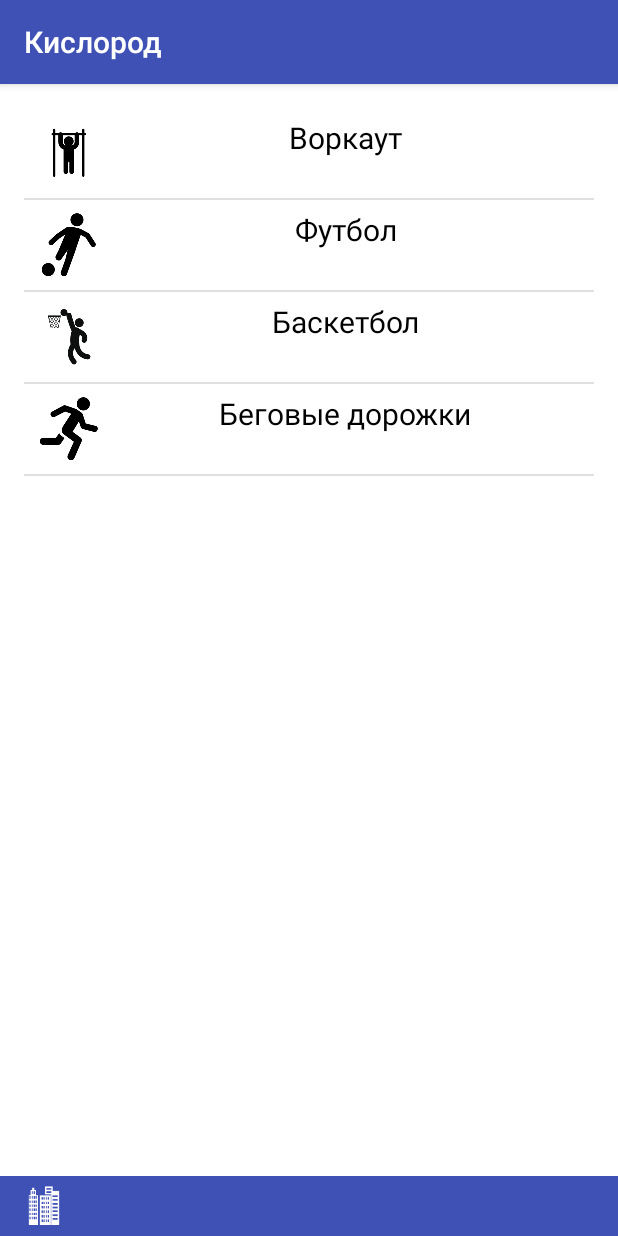
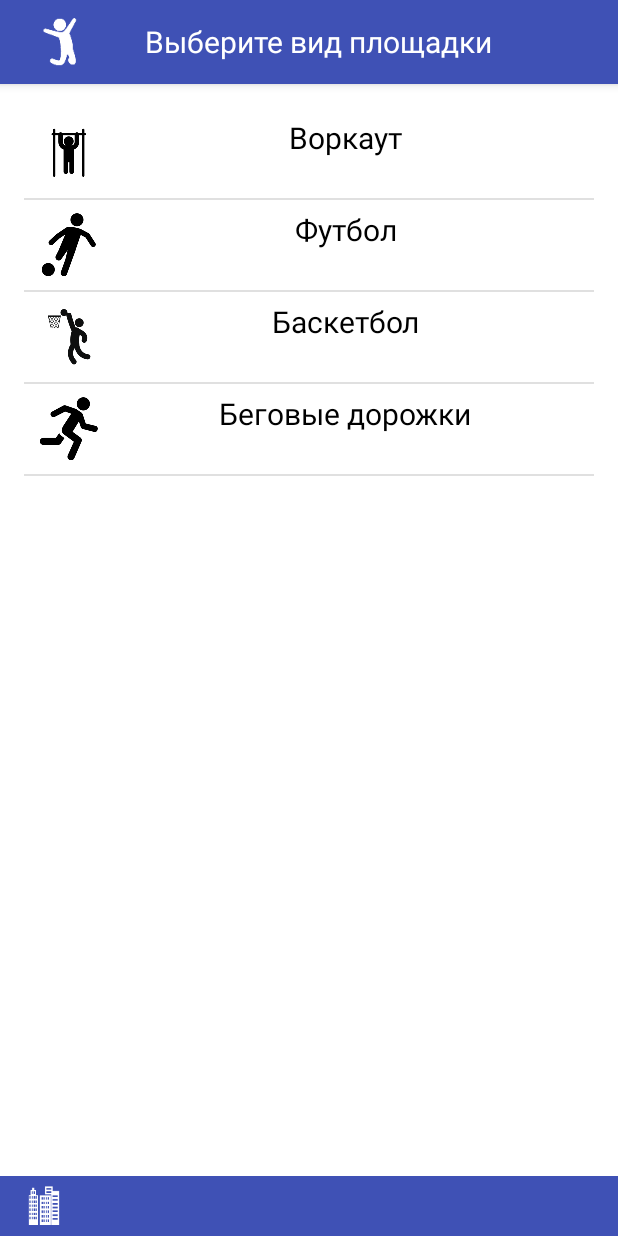
Before and after one commit to ayrat-playground/oxygen, an Android app: the SportActivity screen opened directly, with no data from a screen before it, on a phone screen of 412 x 824 dp. Run offline under Robolectric (Android 15) with nearby library versions, the phone set to English and light mode, and no system bars.

Commit message:
Добавлен ActionBar с изображением и текстом для видов спорта

```diff
--- a/app/src/main/java/com/badykov/ayrat/swkazan/SportActivity.java
+++ b/app/src/main/java/com/badykov/ayrat/swkazan/SportActivity.java
@@ -1,10 +1,14 @@
 package com.badykov.ayrat.swkazan;
 
 import android.content.Intent;
+import android.support.v7.app.ActionBar;
 import android.support.v7.app.ActionBarActivity;
 import android.os.Bundle;
+import android.view.LayoutInflater;
 import android.view.View;
+import android.view.ViewGroup;
 import android.widget.AdapterView;
+import android.widget.ImageView;
 import android.widget.ListView;
 import android.widget.TextView;
 
@@ -24,6 +28,38 @@ public class SportActivity extends ActionBarActivity {
         setDistrictName();
         populateListviewWithDistricts();
         setOnListViewItemClickAction();
+        customizeActionBar();
+
+    }
+
+    private void customizeActionBar(){
+        LayoutInflater mInflater = LayoutInflater.from(this);
+        View actionbarView = mInflater.inflate(R.layout.action_bar, null);
+        ActionBar actionBar = getSupportActionBar();
+
+        actionBar.setDisplayShowCustomEnabled(true);
+        actionBar.setDisplayOptions(
+                ActionBar.DISPLAY_SHOW_CUSTOM, ActionBar.DISPLAY_SHOW_CUSTOM |
+                        ActionBar.DISPLAY_SHOW_HOME |
+                        ActionBar.DISPLAY_SHOW_TITLE);
+
+
+
+
+        TextView actionbarTextView=(TextView)actionbarView.findViewById(R.id.text);
+        ImageView actionbarImageView=(ImageView)actionbarView.findViewById(R.id.image);
+        actionbarTextView.setText(R.string.sport_select);
+
+        actionbarImageView.setImageResource(R.drawable.sport);
+        actionBar.setCustomView(actionbarView,
+                new ActionBar.LayoutParams(
+                        ViewGroup.LayoutParams.MATCH_PARENT,
+                        ViewGroup.LayoutParams.MATCH_PARENT
+                )
+        );
+
+
+
     }
 
     private void populateListviewWithDistricts(){
--- a/app/src/main/res/layout/action_bar.xml
+++ b/app/src/main/res/layout/action_bar.xml
@@ -1,9 +1,10 @@
 <?xml version="1.0" encoding="utf-8"?>
-    <RelativeLayout xmlns:android="http://schemas.android.com/apk/res/android"
+ <LinearLayout xmlns:android="http://schemas.android.com/apk/res/android"
     android:layout_width="match_parent"
     android:layout_height="match_parent"
     android:layout_gravity="fill_horizontal"
-    android:gravity="center_vertical">
+    android:gravity="center_vertical"
+    android:background="@color/Purple">
 
 
     <ImageView
@@ -12,17 +13,17 @@
         android:layout_height="wrap_content"
         android:layout_alignParentLeft="true"
         android:src="@drawable/district"
-        android:background="@color/Purple"/>
+        android:paddingTop="10dp"
+        android:paddingBottom="10dp"/>
     <TextView
         android:id="@+id/text"
-        android:layout_toRightOf="@+id/image"
         android:layout_width="fill_parent"
         android:layout_height="fill_parent"
-        android:background="@color/Purple"
         android:textColor="@color/White"
         android:gravity="center"
         android:textAlignment="center"
-        android:textSize="20dp"/>
+        android:textSize="20dp"
+        android:paddingRight="35dp"/>
 
 
-</RelativeLayout>
+</LinearLayout>
--- a/app/src/main/res/layout/activity_district.xml
+++ b/app/src/main/res/layout/activity_district.xml
@@ -2,8 +2,8 @@
 
 <LinearLayout xmlns:android="http://schemas.android.com/apk/res/android"
     android:orientation="vertical"
-    android:layout_width="fill_parent"
-    android:layout_height="fill_parent"
+    android:layout_width="match_parent"
+    android:layout_height="match_parent"
     android:label="Выберите район"
     android:theme="@style/Theme.MyTheme">
 
--- a/app/src/main/res/values/strings.xml
+++ b/app/src/main/res/values/strings.xml
@@ -1,7 +1,7 @@
 <?xml version="1.0" encoding="utf-8"?>
 <resources>
 
-    <string name="app_name">Кислород</string>
+    <string name="app_name">SW Kazan</string>
     <string name="district_select">Выберите район</string>
     <string name="sport_select">Выберите вид площадки</string>
     <string name="ground">Воркаут площадки</string>
```
Also changed, not shown: 1 other file.
